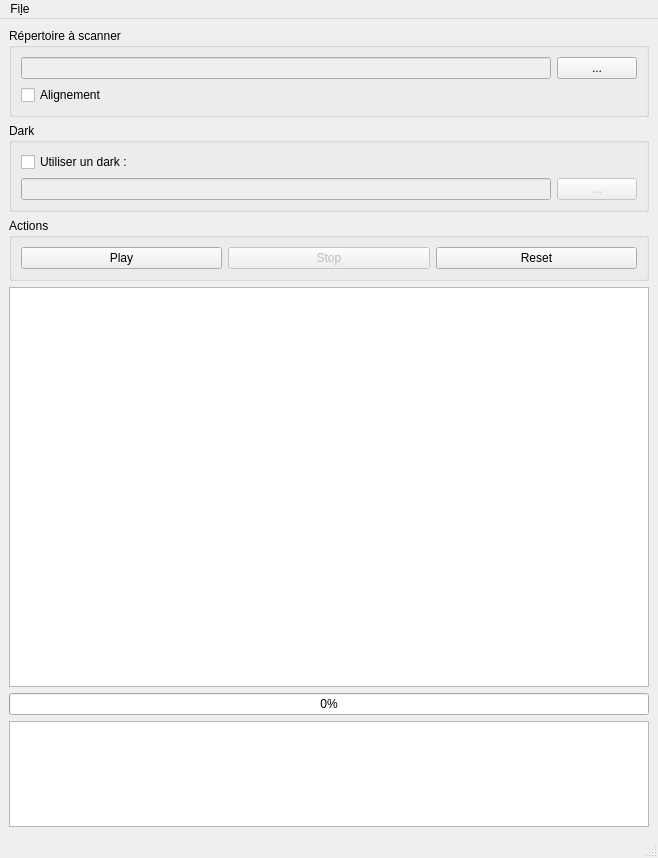
This is alsui.ui in gehelem/als as Qt 5 draws it before an edit. The edited form follows.
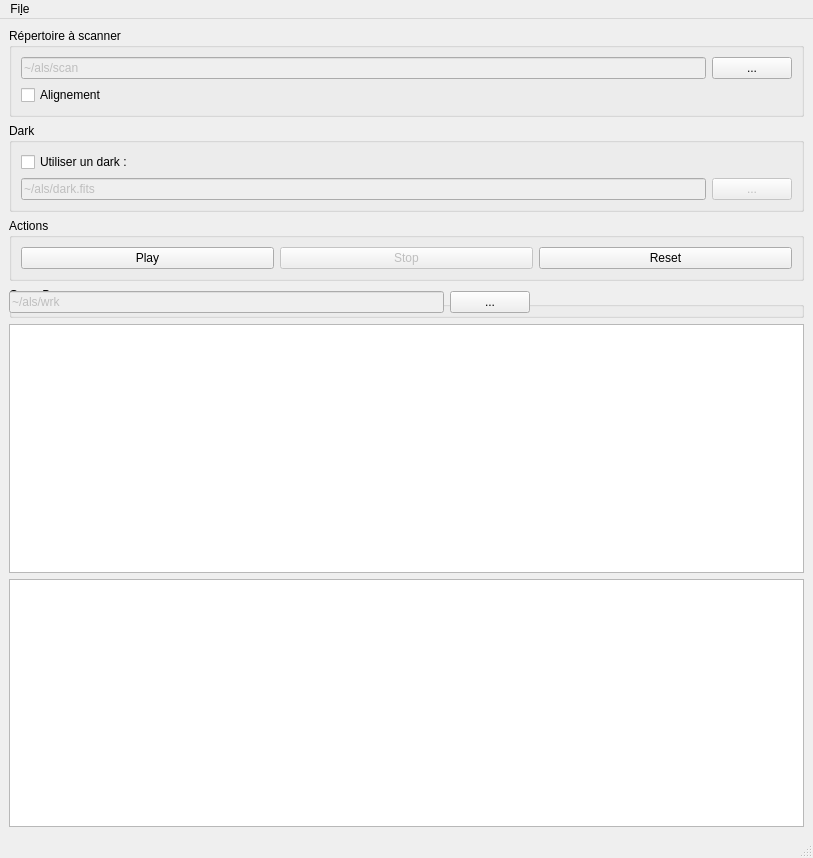
This is the edited form.

Commit message:
petite sauvegarde
... qui ne marche pas
mais qui contient le dossier wrk sur l'ui

What changed in the file:
```diff
--- a/alsui.ui
+++ b/alsui.ui
@@ -6,7 +6,7 @@
    <rect>
     <x>0</x>
     <y>0</y>
-    <width>658</width>
+    <width>813</width>
     <height>858</height>
    </rect>
   </property>
@@ -28,6 +28,9 @@
            <property name="enabled">
             <bool>false</bool>
            </property>
+           <property name="text">
+            <string>~/als/scan</string>
+           </property>
           </widget>
          </item>
          <item row="0" column="2">
@@ -62,6 +65,9 @@
            <property name="enabled">
             <bool>false</bool>
            </property>
+           <property name="text">
+            <string>~/als/dark.fits</string>
+           </property>
           </widget>
          </item>
          <item row="1" column="1">
@@ -123,23 +129,52 @@
       </layout>
      </widget>
     </item>
+    <item>
+     <widget class="QGroupBox" name="groupWork">
+      <property name="title">
+       <string>GroupBox</string>
+      </property>
+      <widget class="QWidget" name="layoutWidget">
+       <property name="geometry">
+        <rect>
+         <x>0</x>
+         <y>0</y>
+         <width>521</width>
+         <height>31</height>
+        </rect>
+       </property>
+       <layout class="QGridLayout" name="gridLayout_5">
+        <item row="0" column="1">
+         <widget class="QLineEdit" name="tWork">
+          <property name="enabled">
+           <bool>false</bool>
+          </property>
+          <property name="text">
+           <string>~/als/wrk</string>
+          </property>
+         </widget>
+        </item>
+        <item row="0" column="2">
+         <widget class="QPushButton" name="bBrowseWork">
+          <property name="text">
+           <string>...</string>
+          </property>
+         </widget>
+        </item>
+       </layout>
+      </widget>
+     </widget>
+    </item>
     <item>
      <widget class="QGraphicsView" name="image_scene">
       <property name="minimumSize">
        <size>
-        <width>640</width>
-        <height>400</height>
+        <width>320</width>
+        <height>200</height>
        </size>
       </property>
      </widget>
     </item>
-    <item>
-     <widget class="QProgressBar" name="progressBar">
-      <property name="value">
-       <number>0</number>
-      </property>
-     </widget>
-    </item>
     <item>
      <widget class="QTextBrowser" name="log"/>
     </item>
@@ -150,8 +185,8 @@
     <rect>
      <x>0</x>
      <y>0</y>
-     <width>658</width>
-     <height>22</height>
+     <width>813</width>
+     <height>25</height>
     </rect>
    </property>
    <widget class="QMenu" name="menuFile">
```
Left out of the diff: 6 changed lines with no effect on the pictures. The commit also changes 2 other files.
